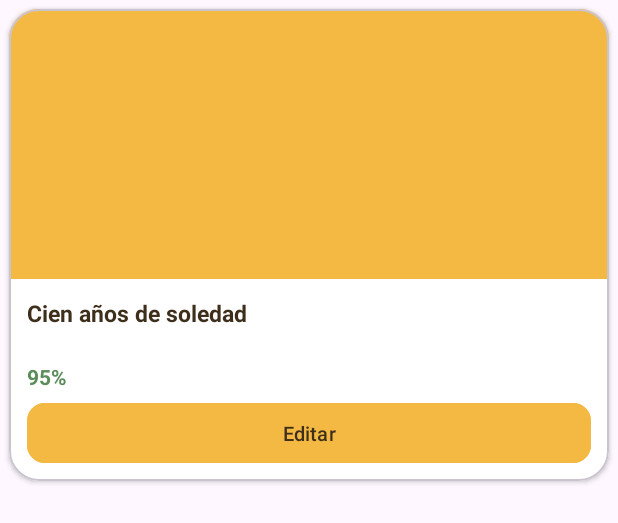
After one commit to lauramm200/LibrosAplicacion, an Android app: the layout item_libro_leido.xml on its own in the app's theme, with its tools: preview values and no code run, on a phone screen of 412 x 824 dp. The commit adds this screen. Shown: the top 523 px of the screen. Run offline under Robolectric (Android 15) with nearby library versions, the phone set to English and light mode, and no system bars.

Commit message:
Fase4_LayoutLeidosLibros

```diff
--- /dev/null
+++ b/app/src/main/res/color/nav_color.xml
@@ -0,0 +1,6 @@
+<?xml version="1.0" encoding="utf-8"?>
+<!-- Naranja en la opcion activa, marron en las demas -->
+<selector xmlns:android="http://schemas.android.com/apk/res/android">
+    <item android:color="@color/naranja" android:state_checked="true" />
+    <item android:color="@color/marron" />
+</selector>
--- /dev/null
+++ b/app/src/main/res/layout/item_libro_leido.xml
@@ -0,0 +1,76 @@
+<?xml version="1.0" encoding="utf-8"?>
+<!-- CELDA DE UN LIBRO LEIDO: tarjeta vertical (portada, titulo, %, boton).
+     El margen de 6dp, sumado al de la celda vecina, deja 12dp entre tarjetas. -->
+<com.google.android.material.card.MaterialCardView
+    xmlns:android="http://schemas.android.com/apk/res/android"
+    xmlns:app="http://schemas.android.com/apk/res-auto"
+    xmlns:tools="http://schemas.android.com/tools"
+    android:layout_width="match_parent"
+    android:layout_height="wrap_content"
+    android:layout_margin="6dp"
+    app:cardBackgroundColor="@color/white"
+    app:cardCornerRadius="20dp"
+    app:cardElevation="2dp">
+
+    <LinearLayout
+        android:layout_width="match_parent"
+        android:layout_height="wrap_content"
+        android:orientation="vertical">
+
+        <!-- PORTADA a todo el ancho de la celda (la tarjeta recorta las esquinas) -->
+        <ImageView
+            android:id="@+id/ivPortada"
+            android:layout_width="match_parent"
+            android:layout_height="180dp"
+            android:background="@color/amarillo"
+            android:contentDescription="@string/desc_portada"
+            android:scaleType="centerCrop" />
+
+        <!-- Datos bajo la portada -->
+        <LinearLayout
+            android:layout_width="match_parent"
+            android:layout_height="wrap_content"
+            android:orientation="vertical"
+            android:padding="12dp">
+
+            <!-- Titulo: minLines=2 reserva siempre 2 lineas para que todas las
+                 tarjetas de una fila midan lo mismo -->
+            <TextView
+                android:id="@+id/tvTitulo"
+                android:layout_width="match_parent"
+                android:layout_height="wrap_content"
+                android:ellipsize="end"
+                android:maxLines="2"
+                android:minLines="2"
+                android:textColor="@color/marron"
+                android:textSize="15sp"
+                android:textStyle="bold"
+                tools:text="Cien años de soledad" />
+
+            <!-- Porcentaje de recomendacion (dato dinamico) -->
+            <TextView
+                android:id="@+id/tvPorcentaje"
+                android:layout_width="wrap_content"
+                android:layout_height="wrap_content"
+                android:layout_marginTop="4dp"
+                android:textColor="@color/verde"
+                android:textSize="14sp"
+                android:textStyle="bold"
+                tools:text="95%" />
+
+            <!-- Boton Editar (texto marron porque el amarillo es claro) -->
+            <com.google.android.material.button.MaterialButton
+                android:id="@+id/btnEditar"
+                android:layout_width="match_parent"
+                android:layout_height="40dp"
+                android:layout_marginTop="8dp"
+                android:backgroundTint="@color/amarillo"
+                android:insetTop="0dp"
+                android:insetBottom="0dp"
+                android:text="@string/btn_editar"
+                android:textColor="@color/marron"
+                android:textSize="13sp"
+                app:cornerRadius="12dp" />
+        </LinearLayout>
+    </LinearLayout>
+</com.google.android.material.card.MaterialCardView>
--- a/app/src/main/res/values/strings.xml
+++ b/app/src/main/res/values/strings.xml
@@ -75,5 +75,14 @@
     <!-- Boton de cada resultado (btn_quiero_leer ya existe) -->
     <string name="btn_leido">Leído</string>
 
+    <!-- ============ TEXTOS (pantalla Leidos) ============ -->
+    <string name="titulo_leidos">Mis libros leídos</string>
+    <!-- %1$d se sustituira por el numero de libros -->
+    <string name="libros_estanteria">%1$d libros en tu estantería</string>
+    <!-- %1$d = porcentaje; %% es el simbolo % escrito en un string -->
+    <string name="porcentaje">%1$d%%</string>
+
+    <!-- ============ BOTONES (pantalla Leidos) ============ -->
+    <string name="btn_editar">Editar</string>
 
 </resources>
```
Also changed, not shown: app/src/main/res/layout/activity_leidos_libros.xml (+60 -3 lines), app/src/main/res/layout/barra_inferior.xml (added, +16 -0 lines), app/src/main/res/menu/menu_inferior.xml (added, +16 -0 lines).
